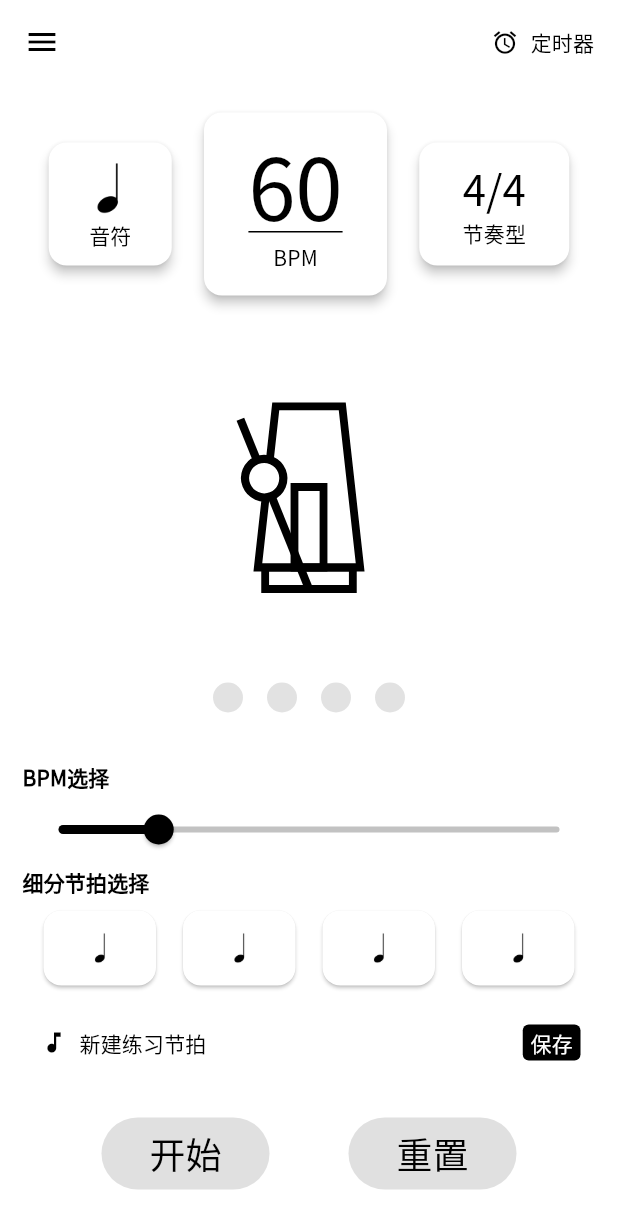
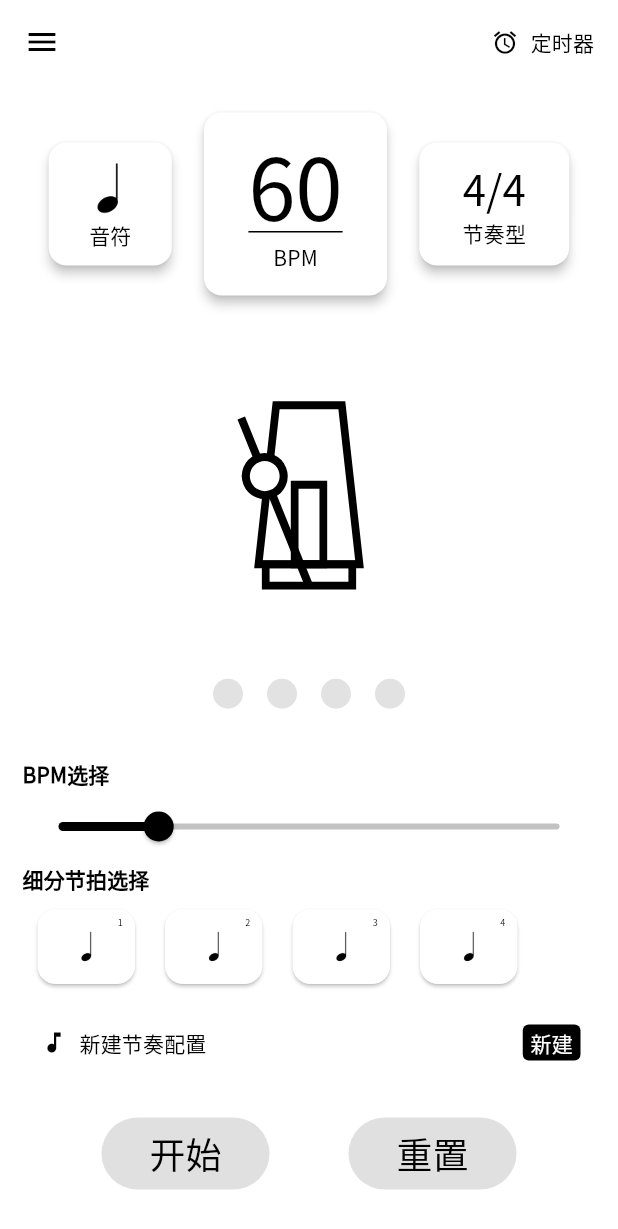
Before and after one commit to drummerHongLin/metronome, a Flutter app: the screen it shows after launch, after a tap on "同意", on a phone screen of 412 x 824 dp. Shown: the top 1229 px of the screen. Run offline on Flutter 3.47's test engine with Material 3 defaults, Android fonts, the phone set to English and light mode, and no system bars; drawn by our look-alikes of syncfusion_flutter_sliders; our stand-ins replace dio, freezed_annotation, go_router, google_fonts, image_picker, just_audio and 4 more; missing offline and left inert: gpt_markdown, wheel_picker; accounts and stored records are empty.

Commit message:
调整节拍数过多，界面越界问题 - 待完成加载历史配置功能

```diff
--- a/lib/dependency/provider.dart
+++ b/lib/dependency/provider.dart
@@ -1,6 +1,5 @@
-import 'package:flutter_metronome/configs/data_type.dart';
-import 'package:flutter_metronome/configs/default.dart';
 import 'package:flutter_metronome/repo/pay_repo.dart';
+import 'package:flutter_metronome/repo/player_config_repo.dart';
 import 'package:flutter_metronome/service/native_channel/native_channel.dart';
 
 import 'package:flutter_metronome/service/shared_preference/shared_preference.dart';
@@ -15,26 +14,18 @@ List<SingleChildWidget> get providers {
     ChangeNotifierProvider(create: (context) => SharedPreferencesService()),
     Provider(create: (ctx) => PayDbClient()),
     Provider(create: (ctx) => NativeChannel.instance),
+    Provider(create: (ctx)=> PlayerConfigDbClient()),
     Provider(
-      create:
-          (ctx) => PayRepo(
-            payService: ctx.read<PayDbClient>(),
-            preferencesService: ctx.read(),
-            thirdPayService: ctx.read<NativeChannel>(),
-          ),
-    ),
+      create: (ctx) => PayRepo(
+        payService: ctx.read<PayDbClient>(),
+        preferencesService: ctx.read(),
+        thirdPayService: ctx.read<NativeChannel>(),
+      ),
+    ),    Provider(create: (ctx)=>PlayerConfigRepo(playerConfigService: ctx.read<PlayerConfigDbClient>())),
     Provider(
       create: (ctx) => SponsorshipViewModel(payRepo: ctx.read<PayRepo>()),
     ),
-    ChangeNotifierProvider(
-      create:
-          (ctx) => MainScreenViewModel(
-            bpm: DefaultData.bpm,
-            beatNum: DefaultData.beatNum,
-            beatNote: DefaultData.beatNote,
-            referenceBeat: DefaultData.referenceBeat,
-            beatTypes: [BeatType.A, BeatType.A, BeatType.A, BeatType.A],
-          ),
-    ),
+
+    ChangeNotifierProvider(create: (ctx) => MainScreenViewModel(configRepo: ctx.read<PlayerConfigRepo>())),
   ];
 }
--- a/lib/service/model/player_config/player_config_data.dart
+++ b/lib/service/model/player_config/player_config_data.dart
@@ -18,7 +18,8 @@ abstract class PlayerConfig with _$PlayerConfig {
     required int beatNum,
     required int beatNote,
     required int referenceBeat,
-    required String subBeats
+    required String subBeats,
+    required String configTitle
   }) = _PlayerConfig;
 
   factory PlayerConfig.fromJson(Map<String,dynamic> json) => _$PlayerConfigFromJson(json);
--- a/lib/service/sql_lite/sql_lite.dart
+++ b/lib/service/sql_lite/sql_lite.dart
@@ -56,7 +56,8 @@ class SqliteDb {
         beatNum INTEGER NOT NULL,
         beatNote INTEGER NOT NULL,
         referenceBeat INTEGER,
-        subBeats TEXT
+        subBeats TEXT,
+        configTitle TEXT
       )
     ''');
   }
--- /dev/null
+++ b/lib/ui/config_his/config_component.dart
@@ -0,0 +1,43 @@
+import 'package:flutter/material.dart';
+
+
+class ConfigComponent extends StatelessWidget {
+  final String currentTitle;
+  final bool showSave;
+  final VoidCallback onTap;
+
+  const ConfigComponent({super.key, required this.currentTitle, required this.showSave, required this.onTap});
+
+  @override
+  Widget build(BuildContext context) {
+    return Row(
+      children: [
+        TextButton.icon(
+          onPressed: () {},
+          label: Text(currentTitle),
+          icon: Icon(Icons.music_note),
+        ),
+        Spacer(),
+        InkWell(
+          onTap: onTap,
+          child: Container(
+            decoration: BoxDecoration(
+              color: Theme.of(context).colorScheme.primary,
+              borderRadius: BorderRadius.circular(4),
+            ),
+            child: Padding(
+              padding: EdgeInsetsGeometry.symmetric(horizontal: 5, vertical: 2),
+              child: Text(
+                showSave? "保存" :"新建",
+                style: TextStyle(
+                  color: Theme.of(context).colorScheme.onPrimary,
+                ),
+              ),
+            ),
+          ),
+        ),
+        SizedBox(width: 10),
+      ],
+    );
+  }
+}
--- a/lib/ui/main_screen.dart
+++ b/lib/ui/main_screen.dart
@@ -1,8 +1,11 @@
 import 'dart:async';
+import 'dart:ui';
 
 import 'package:flutter/material.dart';
 import 'package:flutter_metronome/configs/data_type.dart';
 import 'package:flutter_metronome/configs/default.dart';
+import 'package:flutter_metronome/ui/config_his/config_component.dart';
+import 'package:flutter_metronome/ui/config_his/create_config_panel.dart';
 import 'package:flutter_metronome/ui/main_screen_view_model.dart';
 import 'package:flutter_metronome/ui/buttons/buttone_sector.dart';
 import 'package:flutter_metronome/ui/drawer/custom_drawer.dart';
@@ -139,8 +142,18 @@ class _MainScreenState extends State<MainScreen> with TickerProviderStateMixin {
     await afterChange();
   }
 
-  timingOut(){
-    if(widget.viewModel.runningState.value == 0) pause();
+  timingOut() {
+    if (widget.viewModel.runningState.value == 0) pause();
+  }
+
+  showConfigCreate() async {
+    beforeChange();
+    final config = widget.viewModel.createConfigByCurrentPare("");
+    final rst =  await Navigator.push(context,
+    PopUpRouteWrapper<String>(child: CreateConfigPanel(configInfo: config,)),
+    );
+    if(rst != null ) await widget.viewModel.saveConfig(title: rst,pc: config);
+    await afterChange();
   }
 
   Future<void> afterChange() async {
@@ -244,36 +257,14 @@ class _MainScreenState extends State<MainScreen> with TickerProviderStateMixin {
                   beatTypes: widget.viewModel.beatTypes,
                   showSelector: showSubBeatSelector,
                 ),
-                Row(
-                  children: [
-                    TextButton.icon(
-                      onPressed: () {},
-                      label: Text("新建练习节拍"),
-                      icon: Icon(Icons.music_note),
-                    ),
-                    Spacer(),
-                    InkWell(
-                      child: Container(
-                        decoration: BoxDecoration(
-                          color: Theme.of(context).colorScheme.primary,
-                          borderRadius: BorderRadius.circular(4),
-                        ),
-                        child: Padding(
-                          padding: EdgeInsetsGeometry.symmetric(
-                            horizontal: 5,
-                            vertical: 2,
-                          ),
-                          child: Text(
-                            "保存",
-                            style: TextStyle(
-                              color: Theme.of(context).colorScheme.onPrimary,
-                            ),
-                          ),
-                        ),
-                      ),
-                    ),
-                    SizedBox(width: 10),
-                  ],
+                ValueListenableBuilder(
+                  valueListenable: widget.viewModel.currentConfig,
+                  builder: (c, v, child) {
+                    if(v == null) return child!;
+                    return
+                    ConfigComponent(currentTitle: v.configTitle, showSave: true, onTap: widget.viewModel.saveConfig);
+                  },
+                  child: ConfigComponent(currentTitle: "新建节奏配置", showSave: false, onTap:showConfigCreate),
                 ),
                 ButtoneSector(
                   onPlayPressed: () {
--- a/lib/ui/main_screen_view_model.dart
+++ b/lib/ui/main_screen_view_model.dart
@@ -4,40 +4,39 @@ import 'dart:async';
 
 import 'package:flutter/material.dart';
 import 'package:flutter_metronome/configs/data_type.dart';
+import 'package:flutter_metronome/repo/model/player_config.dart';
+import 'package:flutter_metronome/repo/player_config_repo.dart';
 import 'package:flutter_metronome/service/audio/sound.dart';
+import 'package:flutter_metronome/utils/result.dart';
+import 'package:intl/intl.dart';
 import 'package:just_audio/just_audio.dart';
 
 class MainScreenViewModel extends ChangeNotifier {
-  MainScreenViewModel({
-    required int bpm,
-    required int beatNum,
-    required int beatNote,
-    required ReferenceBeat referenceBeat,
-    required List<BeatType> beatTypes,
-  }) : _bpm = bpm,
-       _beatNote = beatNote,
-       _beatNum = beatNum,
-       _referenceBeat = referenceBeat,
-       _beatTypes = beatTypes,
-       _lastBpm = bpm {
+  MainScreenViewModel({required PlayerConfigRepo configRepo})
+    : _configRepo = configRepo {
     _player = AudioPlayer();
     _player.setLoopMode(LoopMode.all);
     changePlayer();
   }
 
+  // 依赖注入
+  final PlayerConfigRepo _configRepo;
+
+  // 历史配置相关
+
+  ValueNotifier<PlayerConfigInfo?> currentConfig = ValueNotifier(null);
+
   // 定时器相关
   ValueNotifier<int> tRemind = ValueNotifier(0);
 
   void setTRemind(int m, int s) {
-    if(m+s>0) {
+    if (m + s > 0) {
       tRemind.value = m * 60 + s;
       runningState.value = 1;
-    }
-    else {
+    } else {
       tRemind.value = 0;
       runningState.value = 0;
     }
-
   }
 
   Timer? _timer;
@@ -46,7 +45,7 @@ class MainScreenViewModel extends ChangeNotifier {
 
   // 播放器相关的参数
   // 1.bpm
-  int _bpm;
+  int _bpm = 60;
   set bpm(v) {
     if (v != _bpm) {
       _isChange = true;
@@ -54,7 +53,7 @@ class MainScreenViewModel extends ChangeNotifier {
     }
   }
 
-  int _lastBpm;
+  int _lastBpm = 60;
   set lastBpm(v) {
     _lastBpm = v;
   }
@@ -74,7 +73,7 @@ class MainScreenViewModel extends ChangeNotifier {
   get bpm => _bpm;
 
   // 2. 节拍数
-  int _beatNum;
+  int _beatNum = 4;
   set beatNum(v) {
     if (v != _beatNum) {
       _isChange = true;
@@ -92,7 +91,7 @@ class MainScreenViewModel extends ChangeNotifier {
   int get beatNum => _beatNum;
 
   // 3. 节拍音符
-  int _beatNote;
+  int _beatNote = 4;
   set beatNote(v) {
     if (v != _beatNote) {
       _isChange = true;
@@ -103,7 +102,7 @@ class MainScreenViewModel extends ChangeNotifier {
   get beatNote => _beatNote;
 
   // 4. 参考音符
-  ReferenceBeat _referenceBeat;
+  ReferenceBeat _referenceBeat = ReferenceBeat.quarter_note;
   ReferenceBeat get referenceBeat => _referenceBeat;
   set referenceBeat(v) {
     if (v != _referenceBeat) {
@@ -113,7 +112,7 @@ class MainScreenViewModel extends ChangeNotifier {
   }
 
   // 5. 细分节拍
-  List<BeatType> _beatTypes;
+  List<BeatType> _beatTypes = [BeatType.A, BeatType.A, BeatType.A, BeatType.A];
 
   get beatTypes => _beatTypes;
 
@@ -175,37 +174,37 @@ class MainScreenViewModel extends ChangeNotifier {
   }
 
   // 函数功能
-  void startTimer(){
+  void startTimer() {
     runningState.value = 2;
-    _timer = Timer.periodic(Duration(seconds: 1), (t){
+    _timer = Timer.periodic(Duration(seconds: 1), (t) {
       tRemind.value--;
-       if(tRemind.value <=0){
+      if (tRemind.value <= 0) {
         t.cancel();
         runningState.value = 0;
         tRemind.value = 0;
       }
     });
   }
-  void endTimer(){
+
+  void endTimer() {
     runningState.value = 0;
-    if(_timer!=null) _timer!.cancel();
+    if (_timer != null) _timer!.cancel();
     _timer = null;
     tRemind.value = 0;
   }
 
-  void pauseTimer(){
+  void pauseTimer() {
     runningState.value = 1;
-    if(_timer!=null) _timer!.cancel();
+    if (_timer != null) _timer!.cancel();
     _timer = null;
   }
 
-
-  void startPlayer(){
+  void startPlayer() {
     _isPlaying = true;
     _player.play();
   }
 
-  void pausePlayer(){
+  void pausePlayer() {
     _isPlaying = false;
     _player.pause();
   }
@@ -213,14 +212,14 @@ class MainScreenViewModel extends ChangeNotifier {
   // 播放
   void play() {
     startPlayer();
-    if(runningState.value == 1) startTimer(); // 暂停
+    if (runningState.value == 1) startTimer(); // 暂停
     notifyListeners();
   }
 
   // 手动暂停
   void pause() {
     pausePlayer();
-    if(runningState.value == 2) pauseTimer();
+    if (runningState.value == 2) pauseTimer();
     notifyListeners();
   }
 
@@ -268,4 +267,48 @@ class MainScreenViewModel extends ChangeNotifier {
     _beatTypes = beatTypes;
     changePlayer();
   }
+
+  // 播放设置相关
+
+  PlayerConfigInfo createConfigByCurrentPare(String? title){
+        final playerConfigNo = "PC${DateTime.now().millisecondsSinceEpoch}";
+     return PlayerConfigInfo(
+        playerConfigNo: playerConfigNo,
+        createTime: DateFormat('yyyy-MM-dd hh:mm:ss').format(DateTime.now()),
+        updateTime: DateFormat('yyyy-MM-dd hh:mm:ss').format(DateTime.now()),
+        bpm: _bpm,
+        beatNum: _beatNum,
+        beatNote: _beatNote,
+        referenceBeat: _referenceBeat,
+        subBeats: _beatTypes,
+        configTitle: title??"新建节拍记录 - ${DateFormat('yyyy-MM-dd').format(DateTime.now())}"
+      );
   }
+
+  // 1. 保存当前系统配置
+  Future<void> saveConfig({String? title, PlayerConfigInfo? pc}) async {
+    late Result rst;
+    if(pc != null ){
+      pc.configTitle = title!;
+      rst = await _configRepo.createNewPlayerConfig(pc);
+    }
+    else {
+      pc = currentConfig.value!;
+      pc.bpm = _bpm;
+      pc.beatNote = _beatNote;
+      pc.beatNum = _beatNum;
+      pc.referenceBeat = _referenceBeat;
+      pc.subBeats = _beatTypes;
+      pc.updateTime = DateFormat('yyyy-MM-dd hh:mm:ss').format(DateTime.now());
+      rst = await _configRepo.updatePlayerConfig(pc);
+    }
+    rst.when(
+      success: (v) {
+        currentConfig.value = pc;
+      },
+      failure: (_, __) {
+        currentConfig.value = null;
+      },
+    );
+  }
+}
--- a/lib/ui/metronome/metronome_sector.dart
+++ b/lib/ui/metronome/metronome_sector.dart
@@ -1,3 +1,5 @@
+import 'dart:math';
+
 import 'package:flutter/material.dart';
 import 'package:lottie/lottie.dart';
 
@@ -31,7 +33,9 @@ class MetronomeBody extends StatelessWidget {
                 child: Lottie.asset(lottieFile, controller: lottieController),
               ),
             ),
-            _DotNoteList(controller: beatController, beatNum: beatNum),
+            SizedBox(
+              height: 52,
+              child: _DotNoteList(controller: beatController, beatNum: beatNum)),
           ],
         ),
     );
@@ -55,17 +59,18 @@ class _DotNoteList extends AnimatedWidget {
   Widget build(BuildContext context) {
     return Padding(
       padding: const EdgeInsets.only(bottom: 15),
-      child: Row(
+      child:
+      Row(
         mainAxisSize: MainAxisSize.min,
         children: [
           for (int i = 0; i < beatNum; i++)
             Padding(
-              padding: const EdgeInsets.all(8.0),
+              padding:  EdgeInsets.symmetric(horizontal:  8.0-max((beatNum-8)/2,0),vertical: 8),
               child: AnimatedContainer(
                 duration: const Duration(milliseconds: 300),
                 curve: Curves.easeInOut,
-                width: 20,
-                height: 20,
+                width: 20-max((beatNum-8),0),
+                height: 20-max((beatNum-8),0),
                 decoration: BoxDecoration(
                   color:
                       i == _activeIndex
--- a/lib/ui/modifier/modifier_sector.dart
+++ b/lib/ui/modifier/modifier_sector.dart
@@ -59,6 +59,48 @@ class ModifierSector extends StatelessWidget {
             context,
           ).textTheme.labelLarge?.copyWith(fontWeight: FontWeight.bold),
         ),
+
+        SizedBox(
+          height: 60,
+          width: double.maxFinite,
+          child: ListView.builder(
+            scrollDirection: Axis.horizontal,
+            itemCount: beatTypes.length,
+            padding: EdgeInsets.symmetric(vertical: 5),
+            itemBuilder: (ctx,index){
+              return  Card(
+                    margin: EdgeInsets.symmetric(horizontal: 10),
+                    child: SizedBox(
+                      width: 65,
+                      height: 50,
+                      child: Stack(
+                        children: [
+                          Positioned( top:4,right: 8,
+                            child: Text((index+1).toString(),style: TextStyle(fontSize: 6),)),
+                          Center(
+                          child: Builder(
+                            builder:
+                                (innerContext) => GestureDetector(
+                                  onTap:
+                                      () => showSelector(innerContext, index),
+                                  onVerticalDragStart:
+                                      (_) => showSelector(innerContext, index),
+                                  child: Image.asset(
+                                    beatTypes[index].path,
+                                    fit: BoxFit.scaleDown,
+                                    height: 40,
+                                    width: 40,
+                                    color: Theme.of(context).colorScheme.onSurface,
+                                  ),
+                                ),
+                          ),
+                        ),]
+                      ),
+                    ));
+            }),
+        )
+          /*
+
         for (int j = 0; j < beatTypes.length / 4; j++)
           Row(
             mainAxisAlignment: MainAxisAlignment.spaceEvenly,
@@ -90,6 +132,8 @@ class ModifierSector extends StatelessWidget {
                 ),
             ],
           ),
+*/
+
       ],
     );
   }
```
Also changed, not shown: lib/repo/model/player_config.dart (+25 -1 lines), lib/repo/player_config_repo.dart (+13 -1 lines), lib/ui/config_his/create_config_panel.dart (added, +149 -0 lines), lib/ui/timer/timer_setter.dart (+2 -21 lines), lib/ui/utils/input_container.dart (added, +38 -0 lines), lib/service/model/player_config/player_config_data.freezed.dart, lib/service/model/player_config/player_config_data.g.dart. Lines whose indentation alone changed are shown as unchanged.
